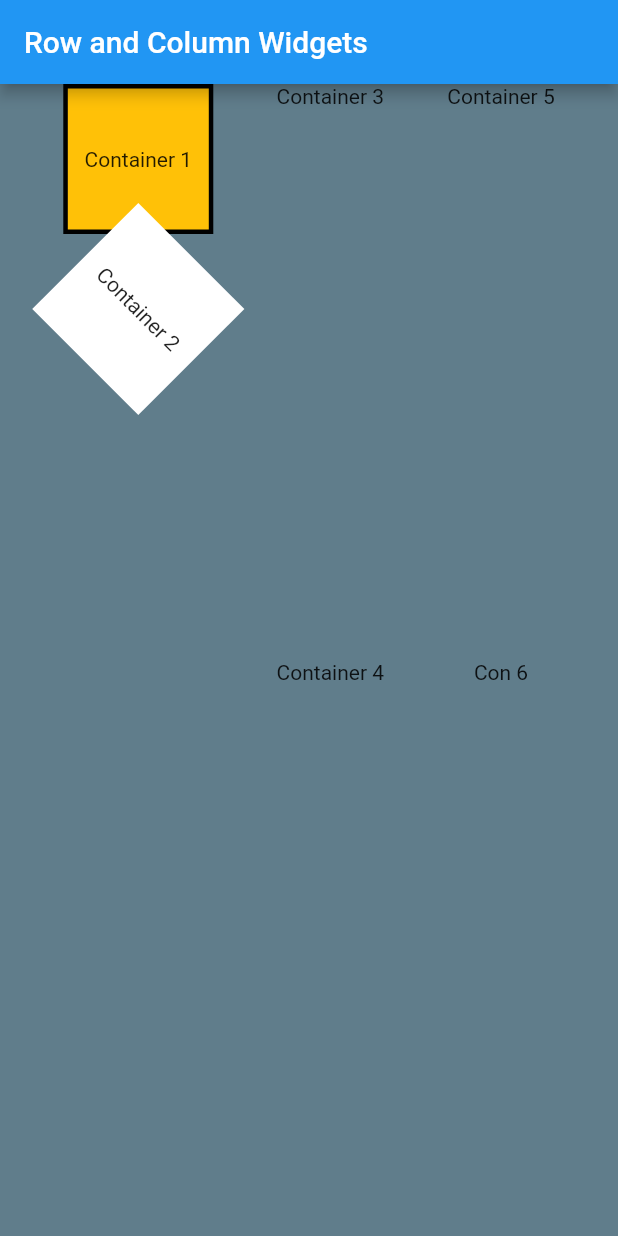
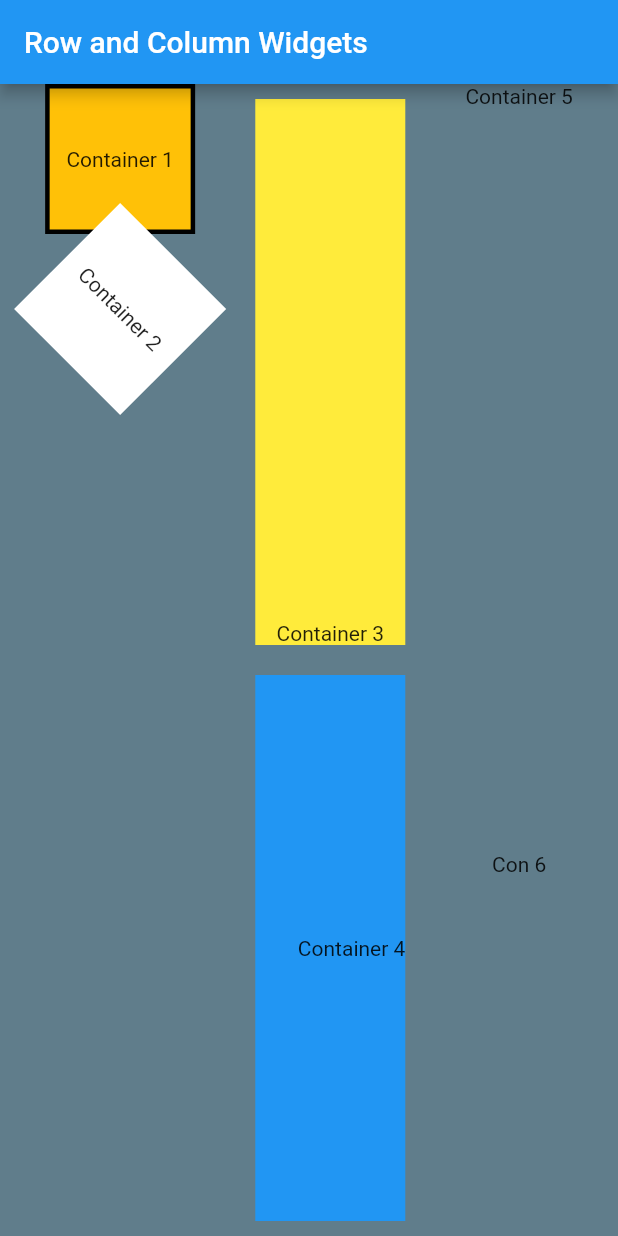
Before and after one commit to tleclair1/FlutterApp01_TripopeLeclair, a Flutter app: the screen it shows after launch, on a phone screen of 412 x 824 dp. Run offline on Flutter 3.47's test engine with Material 2 defaults, Android fonts, the phone set to English and light mode, and no system bars.

Commit message:
finished column 2

```diff
--- a/flutter_app_01_ui_layout/lib/main.dart
+++ b/flutter_app_01_ui_layout/lib/main.dart
@@ -60,14 +60,43 @@ class MyApp extends StatelessWidget {
       );
 
   Widget buildColumnTwo() => Column(
+        mainAxisAlignment: MainAxisAlignment.end,
         children: [
           Expanded(
             flex: 1,
-            child: Text("Container 3"),
+            child: Padding(
+              padding: const EdgeInsets.all(10.0),
+              child: Container(
+                height: 100.0,
+                width: 100.0,
+                decoration: BoxDecoration(
+                  shape: BoxShape.rectangle,
+                  color: Colors.yellow,
+                ),
+                child: Align(
+                  alignment: Alignment.bottomCenter,
+                  child: Text("Container 3"),
+                ),
+              ),
+            ),
           ),
           Expanded(
             flex: 1,
-            child: Text("Container 4"),
+            child: Padding(
+              padding: const EdgeInsets.all(10.0),
+              child: Container(
+                height: 100.0,
+                width: 100.0,
+                decoration: BoxDecoration(
+                  shape: BoxShape.rectangle,
+                  color: Colors.blue,
+                ),
+                child: Align(
+                  alignment: Alignment.centerRight,
+                  child: Text("Container 4"),
+                ),
+              ),
+            ),
           ),
         ],
       );
@@ -75,7 +104,7 @@ class MyApp extends StatelessWidget {
   Widget buildColumnThree() => Column(
         children: [
           Expanded(
-            flex: 1,
+            flex: 2,
             child: Text("Container 5"),
           ),
           Expanded(
```
